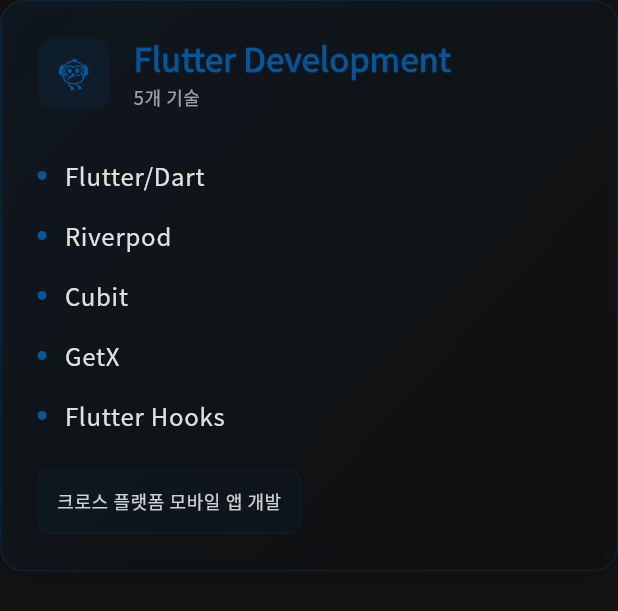
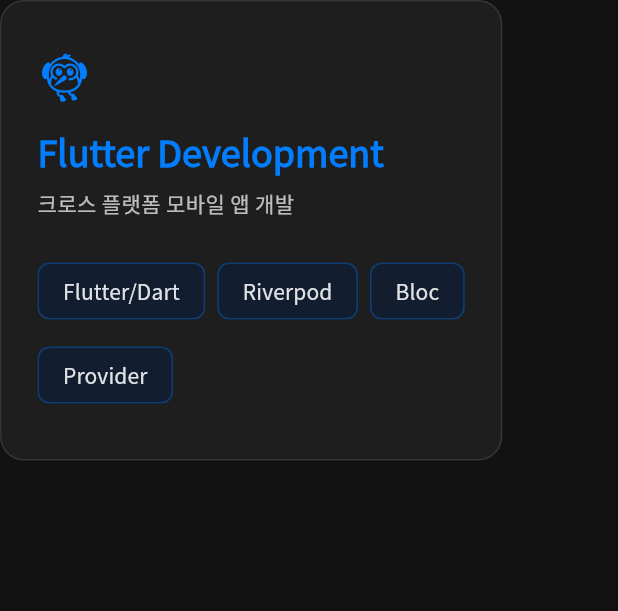
Before and after one commit to devpark435/portfolio_flutter_web, a Flutter app: the SkillCard widget shown alone on an empty page, opened directly with sample values from the repository, on a phone screen of 412 x 824 dp. Shown: the top 611 px of the screen. Run offline on Flutter 3.47's test engine with Material 3 defaults, Android fonts, the phone set to English and light mode, and no system bars; our stand-ins replace animated_text_kit, flutter_animate, flutter_riverpod, font_awesome_flutter, go_router, google_fonts and 3 more; missing offline and left inert: dart:html; accounts and stored records are empty.

Commit message:
feat: ✨ Skills 섹션 UI/UX 리뉴얼
- SkillCard를 현대적인 디자인으로 전면 개편
- Chip 위젯을 사용하여 개별 기술 스택의 가시성 향상
- 다른 카드와 통일성을 위한 인터랙티브 호버 효과 추가
- 코드 구조를 ConsumerStatefulWidget으로 개선하여 가독성 및 유지보수성 증대

```diff
--- a/lib/data/skills.dart
+++ b/lib/data/skills.dart
@@ -3,7 +3,7 @@
 const List<Skill> skills = [
   Skill(
     title: 'Flutter Development',
-    skills: ['Flutter/Dart', 'Riverpod', 'Cubit', 'GetX', 'Flutter Hooks'],
+    skills: ['Flutter/Dart', 'Riverpod', 'Bloc', 'Provider'],
     description: '크로스 플랫폼 모바일 앱 개발',
   ),
   Skill(
--- a/lib/presentation/widgets/skill_card.dart
+++ b/lib/presentation/widgets/skill_card.dart
@@ -3,44 +3,103 @@
 import 'package:portfolio_web/config/providers/providers.dart';
 import '../../domain/models/skill.dart';
 
-class SkillCard extends StatefulWidget {
+class SkillCard extends ConsumerStatefulWidget {
   final Skill skill;
-
-  const SkillCard({
-    super.key,
-    required this.skill,
-  });
+  const SkillCard({super.key, required this.skill});
 
   @override
-  State<SkillCard> createState() => _SkillCardState();
+  ConsumerState<SkillCard> createState() => _SkillCardState();
 }
 
-class _SkillCardState extends State<SkillCard>
-    with SingleTickerProviderStateMixin {
-  late AnimationController _animationController;
-  late Animation<double> _scaleAnimation;
-  late Animation<double> _fadeAnimation;
+class _SkillCardState extends ConsumerState<SkillCard> {
   bool _isHovered = false;
 
   @override
-  void initState() {
-    super.initState();
-    _animationController = AnimationController(
-      duration: const Duration(milliseconds: 300),
-      vsync: this,
+  Widget build(BuildContext context) {
+    final theme = Theme.of(context);
+    final categoryColor = _getCategoryColor();
+
+    return MouseRegion(
+      onEnter: (_) {
+        setState(() => _isHovered = true);
+        ref.read(cursorProvider.notifier).setHovering(true);
+      },
+      onExit: (_) {
+        setState(() => _isHovered = false);
+        ref.read(cursorProvider.notifier).setHovering(false);
+      },
+      child: AnimatedContainer(
+        duration: const Duration(milliseconds: 300),
+        padding: const EdgeInsets.symmetric(vertical: 32, horizontal: 24),
+        decoration: BoxDecoration(
+          color: theme.cardColor,
+          borderRadius: BorderRadius.circular(16),
+          border: Border.all(
+            color: _isHovered
+                ? categoryColor.withOpacity(0.5)
+                : theme.dividerColor.withOpacity(0.2),
+            width: 1,
+          ),
+          gradient: _isHovered
+              ? RadialGradient(
+                  colors: [categoryColor.withOpacity(0.15), theme.cardColor],
+                  center: Alignment.center,
+                  radius: 0.8,
+                )
+              : null,
+          boxShadow: _isHovered
+              ? [
+                  BoxShadow(
+                    color: categoryColor.withOpacity(0.1),
+                    blurRadius: 20,
+                    spreadRadius: 4,
+                  ),
+                ]
+              : [
+                  BoxShadow(
+                    color: Colors.black.withOpacity(0.05),
+                    blurRadius: 10,
+                    offset: const Offset(0, 2),
+                  ),
+                ],
+        ),
+        child: Column(
+          crossAxisAlignment: CrossAxisAlignment.start,
+          mainAxisSize: MainAxisSize.min,
+          children: [
+            Icon(_getTitleIcon(), size: 36, color: categoryColor),
+            const SizedBox(height: 16),
+            Text(
+              widget.skill.title,
+              style: theme.textTheme.headlineSmall?.copyWith(
+                color: categoryColor,
+                fontWeight: FontWeight.bold,
+              ),
+            ),
+            const SizedBox(height: 8),
+            Text(
+              widget.skill.description,
+              style: theme.textTheme.bodyMedium?.copyWith(
+                color: theme.textTheme.bodyMedium?.color?.withOpacity(0.7),
+                height: 1.5,
+              ),
+            ),
+            const SizedBox(height: 24),
+            Wrap(
+              spacing: 8,
+              runSpacing: 8,
+              children: widget.skill.skills.map((skillName) {
+                return Chip(
+                  label: Text(skillName),
+                  backgroundColor: categoryColor.withOpacity(0.1),
+                  side: BorderSide(color: categoryColor.withOpacity(0.2)),
+                );
+              }).toList(),
+            ),
+          ],
+        ),
+      ),
     );
-    _scaleAnimation = Tween<double>(begin: 1.0, end: 1.05).animate(
-      CurvedAnimation(parent: _animationController, curve: Curves.easeInOut),
-    );
-    _fadeAnimation = Tween<double>(begin: 0.0, end: 1.0).animate(
-      CurvedAnimation(parent: _animationController, curve: Curves.easeInOut),
-    );
-  }
-
-  @override
-  void dispose() {
-    _animationController.dispose();
-    super.dispose();
   }
 
   IconData _getTitleIcon() {
@@ -50,9 +109,9 @@
       case 'iOS Development':
         return Icons.phone_iphone;
       case 'Backend Services':
-        return Icons.cloud;
+        return Icons.cloud_queue;
       case 'Development Tools':
-        return Icons.code;
+        return Icons.build;
       case 'Architecture & Design Patterns':
         return Icons.architecture;
       default:
@@ -63,181 +122,16 @@
   Color _getCategoryColor() {
     switch (widget.skill.title) {
       case 'Flutter Development':
-        return const Color(0xFF02569B); // Flutter Blue
       case 'iOS Development':
-        return const Color(0xFF02569B); // Flutter Blue와 동일
+        return const Color(0xFF027DFD);
       case 'Backend Services':
-        return const Color(0xFF4285F4); // Google Blue
+        return const Color(0xFF4CAF50);
       case 'Development Tools':
-        return const Color(0xFFF05032); // Git Orange
+        return const Color(0xFFF44336);
       case 'Architecture & Design Patterns':
-        return const Color(0xFF6C63FF); // Purple
+        return const Color(0xFF9C27B0);
       default:
-        return Colors.blue;
+        return Colors.grey;
     }
   }
-
-  @override
-  Widget build(BuildContext context) {
-    final theme = Theme.of(context);
-    final categoryColor = _getCategoryColor();
-
-    return Consumer(
-      builder: (context, ref, child) {
-        return MouseRegion(
-          onEnter: (_) {
-            setState(() => _isHovered = true);
-            _animationController.forward();
-            ref.read(cursorProvider.notifier).setHovering(true);
-          },
-          onExit: (_) {
-            setState(() => _isHovered = false);
-            _animationController.reverse();
-            ref.read(cursorProvider.notifier).setHovering(false);
-          },
-          child: AnimatedBuilder(
-            animation: _animationController,
-            builder: (context, child) {
-              return Transform.scale(
-                scale: _scaleAnimation.value,
-                child: Container(
-                  decoration: BoxDecoration(
-                    borderRadius: BorderRadius.circular(16),
-                    gradient: LinearGradient(
-                      begin: Alignment.topLeft,
-                      end: Alignment.bottomRight,
-                      colors: [
-                        categoryColor.withOpacity(0.1),
-                        categoryColor.withOpacity(0.05),
-                        Colors.transparent,
-                      ],
-                    ),
-                    border: Border.all(
-                      color: categoryColor.withOpacity(0.2),
-                      width: 1,
-                    ),
-                    boxShadow: _isHovered
-                        ? [
-                            BoxShadow(
-                              color: categoryColor.withOpacity(0.3),
-                              blurRadius: 20,
-                              spreadRadius: 2,
-                            ),
-                          ]
-                        : [
-                            BoxShadow(
-                              color: Colors.black.withOpacity(0.1),
-                              blurRadius: 10,
-                              spreadRadius: 0,
-                            ),
-                          ],
-                  ),
-                  child: Padding(
-                    padding: const EdgeInsets.all(24),
-                    child: Column(
-                      crossAxisAlignment: CrossAxisAlignment.start,
-                      mainAxisSize: MainAxisSize.min,
-                      children: [
-                        // 헤더 섹션
-                        Row(
-                          children: [
-                            Container(
-                              padding: const EdgeInsets.all(12),
-                              decoration: BoxDecoration(
-                                color: categoryColor.withOpacity(0.1),
-                                borderRadius: BorderRadius.circular(12),
-                              ),
-                              child: Icon(
-                                _getTitleIcon(),
-                                color: categoryColor,
-                                size: 24,
-                              ),
-                            ),
-                            const SizedBox(width: 16),
-                            Expanded(
-                              child: Column(
-                                crossAxisAlignment: CrossAxisAlignment.start,
-                                children: [
-                                  Text(
-                                    widget.skill.title,
-                                    style: theme.textTheme.titleLarge?.copyWith(
-                                      color: categoryColor,
-                                      fontWeight: FontWeight.bold,
-                                    ),
-                                  ),
-                                  const SizedBox(height: 4),
-                                  Text(
-                                    '${widget.skill.skills.length}개 기술',
-                                    style: theme.textTheme.bodySmall?.copyWith(
-                                      color: theme.textTheme.bodySmall?.color
-                                          ?.withOpacity(0.6),
-                                    ),
-                                  ),
-                                ],
-                              ),
-                            ),
-                          ],
-                        ),
-                        const SizedBox(height: 24),
-
-                        // 스킬 리스트
-                        ...widget.skill.skills.map((skill) => Padding(
-                              padding: const EdgeInsets.symmetric(vertical: 8),
-                              child: Row(
-                                children: [
-                                  Container(
-                                    width: 6,
-                                    height: 6,
-                                    decoration: BoxDecoration(
-                                      color: categoryColor,
-                                      shape: BoxShape.circle,
-                                    ),
-                                  ),
-                                  const SizedBox(width: 12),
-                                  Expanded(
-                                    child: Text(
-                                      skill,
-                                      style:
-                                          theme.textTheme.bodyLarge?.copyWith(
-                                        fontWeight: FontWeight.w500,
-                                      ),
-                                    ),
-                                  ),
-                                ],
-                              ),
-                            )),
-
-                        const SizedBox(height: 16),
-
-                        // 설명 텍스트
-                        Container(
-                          padding: const EdgeInsets.all(12),
-                          decoration: BoxDecoration(
-                            color: categoryColor.withOpacity(0.05),
-                            borderRadius: BorderRadius.circular(8),
-                            border: Border.all(
-                              color: categoryColor.withOpacity(0.1),
-                              width: 1,
-                            ),
-                          ),
-                          child: Text(
-                            widget.skill.description,
-                            style: theme.textTheme.bodySmall?.copyWith(
-                              color: theme.textTheme.bodySmall?.color
-                                  ?.withOpacity(0.8),
-                              height: 1.4,
-                            ),
-                          ),
-                        ),
-                      ],
-                    ),
-                  ),
-                ),
-              );
-            },
-          ),
-        );
-      },
-    );
-  }
 }
```
